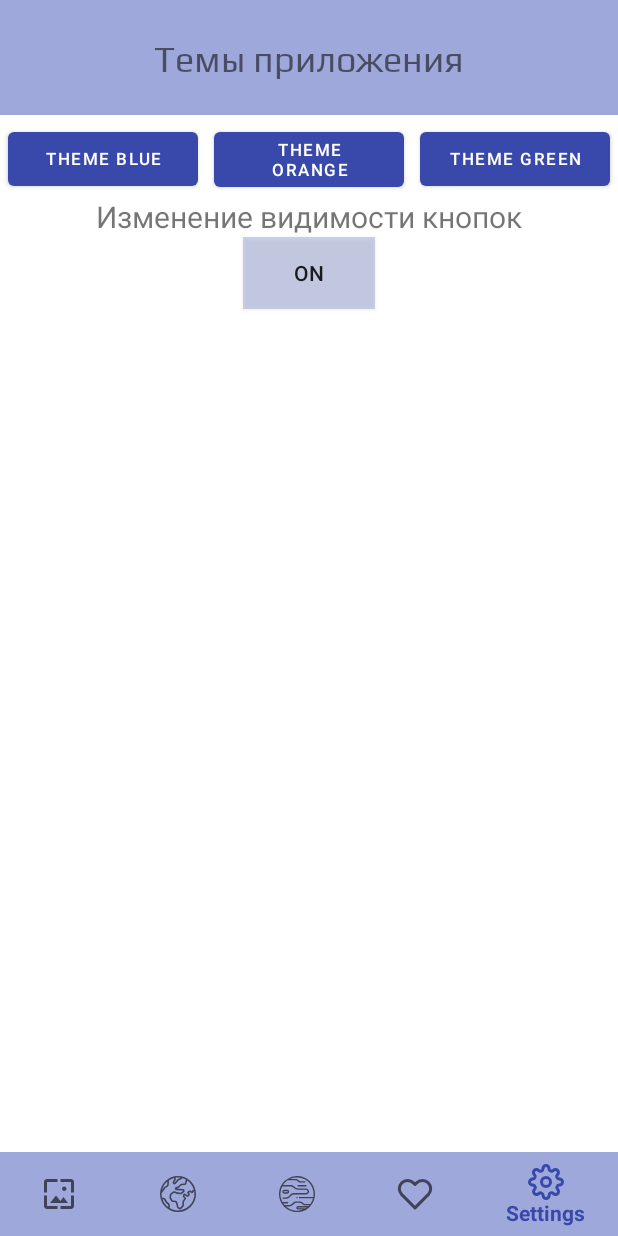
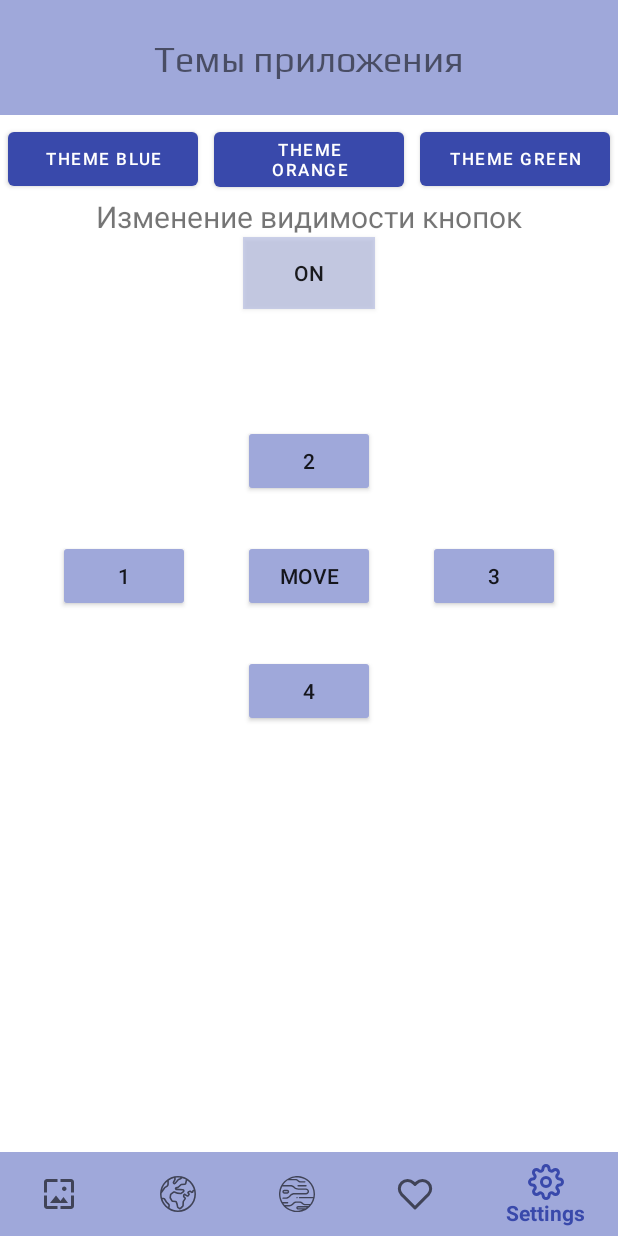
Before and after one commit to MatUHub/MaterialDesignLesson, an Android app: the screen it shows after launch (MainActivity), item 5 of the bottom bar chosen, on a phone screen of 412 x 824 dp. Run offline under Robolectric (Android 15) with nearby library versions, the phone set to English and light mode, and no system bars; pictures from the network do not load; Roboto replaces fonts that are not available here.

Commit message:
[Lesson 4] Добавлен MotionLayout по нажатю кнопки MOVE

```diff
--- a/app/src/main/res/layout/fragment_settings.xml
+++ b/app/src/main/res/layout/fragment_settings.xml
@@ -5,6 +5,7 @@
     android:layout_width="match_parent"
     android:layout_height="match_parent"
     android:orientation="vertical">
+
 
 
     <androidx.appcompat.widget.AppCompatTextView
@@ -29,11 +30,12 @@
         app:constraint_referenced_ids="themeButton1, themeButton2, themeButton3"/>
 
     <androidx.constraintlayout.widget.Guideline
-        android:id="@+id/guideline"
+        android:id="@+id/guideline8"
         android:layout_width="wrap_content"
         android:layout_height="wrap_content"
         android:orientation="vertical"
         app:layout_constraintGuide_percent="0.5"/>
+
 
     <androidx.constraintlayout.widget.Barrier
         android:id="@+id/barrier1"
@@ -93,8 +95,8 @@
         android:fontFamily="@font/aldrich"
         android:text="Изменение видимости кнопок"
         android:textSize="20dp"
-        app:layout_constraintEnd_toStartOf="@+id/guideline"
-        app:layout_constraintStart_toStartOf="@+id/guideline"
+        app:layout_constraintEnd_toStartOf="@+id/guideline8"
+        app:layout_constraintStart_toStartOf="@+id/guideline8"
         app:layout_constraintTop_toBottomOf="@+id/themeButton2" />
 
     <androidx.appcompat.widget.AppCompatButton
@@ -102,10 +104,115 @@
         android:id="@+id/buttonVisibility"
         android:layout_width="wrap_content"
         android:layout_height="wrap_content"
-        app:layout_constraintEnd_toStartOf="@+id/guideline"
+        app:layout_constraintEnd_toStartOf="@+id/guideline8"
         app:layout_constraintHorizontal_bias="0.284"
-        app:layout_constraintStart_toStartOf="@+id/guideline"
+        app:layout_constraintStart_toStartOf="@+id/guideline8"
         app:layout_constraintTop_toBottomOf="@+id/textVisibility" />
 
 
+    <androidx.constraintlayout.motion.widget.MotionLayout
+        android:id="@+id/motionLayout"
+        android:layout_width="match_parent"
+        android:layout_height="match_parent"
+        app:layoutDescription="@xml/motion_scene"
+        tools:layout_editor_absoluteX="106dp"
+        tools:layout_editor_absoluteY="-27dp">
+
+        <androidx.constraintlayout.widget.Guideline
+            android:id="@+id/guideline"
+            android:layout_width="wrap_content"
+            android:layout_height="wrap_content"
+            android:orientation="vertical"
+            app:layout_constraintGuide_percent="0.5"/>
+
+
+        <androidx.constraintlayout.widget.Guideline
+            android:id="@+id/guideline1"
+            android:layout_width="wrap_content"
+            android:layout_height="wrap_content"
+            android:orientation="horizontal"
+            app:layout_constraintGuide_percent="0.5"/>
+
+        <androidx.constraintlayout.widget.Guideline
+            android:id="@+id/guideline2"
+            android:layout_width="wrap_content"
+            android:layout_height="wrap_content"
+            android:orientation="horizontal"
+            app:layout_constraintGuide_percent="0.4"/>
+
+        <androidx.constraintlayout.widget.Guideline
+            android:id="@+id/guideline3"
+            android:layout_width="wrap_content"
+            android:layout_height="wrap_content"
+            android:orientation="horizontal"
+            app:layout_constraintGuide_percent="0.6"/>
+
+        <androidx.constraintlayout.widget.Guideline
+            android:id="@+id/guideline4"
+            android:layout_width="wrap_content"
+            android:layout_height="wrap_content"
+            android:orientation="vertical"
+            app:layout_constraintGuide_percent="0.2"/>
+
+        <androidx.constraintlayout.widget.Guideline
+            android:id="@+id/guideline5"
+            android:layout_width="wrap_content"
+            android:layout_height="wrap_content"
+            android:orientation="vertical"
+            app:layout_constraintGuide_percent="0.8"/>
+
+        <androidx.appcompat.widget.AppCompatButton
+            android:id="@+id/buttonConstrainSet"
+            android:layout_width="wrap_content"
+            android:layout_height="wrap_content"
+            android:text="Move"
+            app:layout_constraintBottom_toTopOf="@+id/guideline1"
+            app:layout_constraintEnd_toStartOf="@+id/guideline"
+            app:layout_constraintStart_toStartOf="@+id/guideline"
+            app:layout_constraintTop_toTopOf="@+id/guideline1"
+            tools:layout_editor_absoluteX="162dp"
+            tools:layout_editor_absoluteY="341dp" />
+
+        <androidx.appcompat.widget.AppCompatButton
+            android:id="@+id/button2"
+            android:layout_width="wrap_content"
+            android:layout_height="wrap_content"
+            android:text="2"
+            app:layout_constraintBottom_toTopOf="@+id/guideline1"
+            app:layout_constraintEnd_toStartOf="@+id/guideline5"
+            app:layout_constraintStart_toStartOf="@+id/guideline5"
+            app:layout_constraintTop_toTopOf="@+id/guideline1" />
+
+        <androidx.appcompat.widget.AppCompatButton
+            android:id="@+id/button3"
+            android:layout_width="wrap_content"
+            android:layout_height="wrap_content"
+            android:text="3"
+            app:layout_constraintBottom_toTopOf="@+id/guideline3"
+            app:layout_constraintEnd_toStartOf="@+id/guideline"
+            app:layout_constraintStart_toStartOf="@+id/guideline"
+            app:layout_constraintTop_toTopOf="@+id/guideline3" />
+
+        <androidx.appcompat.widget.AppCompatButton
+            android:id="@+id/button4"
+            android:layout_width="wrap_content"
+            android:layout_height="wrap_content"
+            android:text="4"
+            app:layout_constraintBottom_toTopOf="@+id/guideline1"
+            app:layout_constraintEnd_toStartOf="@+id/guideline4"
+            app:layout_constraintStart_toStartOf="@+id/guideline4"
+            app:layout_constraintTop_toTopOf="@+id/guideline1" />
+
+        <androidx.appcompat.widget.AppCompatButton
+            android:id="@+id/button1"
+            android:layout_width="wrap_content"
+            android:layout_height="wrap_content"
+            android:text="1"
+            app:layout_constraintBottom_toTopOf="@+id/guideline2"
+            app:layout_constraintEnd_toStartOf="@+id/guideline"
+            app:layout_constraintHorizontal_bias="1.0"
+            app:layout_constraintStart_toStartOf="@+id/guideline"
+            app:layout_constraintTop_toTopOf="@+id/guideline2"
+            app:layout_constraintVertical_bias="0.583" />
+    </androidx.constraintlayout.motion.widget.MotionLayout>
 </androidx.constraintlayout.widget.ConstraintLayout>
--- /dev/null
+++ b/app/src/main/res/xml/motion_scene.xml
@@ -0,0 +1,101 @@
+<?xml version="1.0" encoding="utf-8"?>
+<MotionScene xmlns:android="http://schemas.android.com/apk/res/android"
+    xmlns:app="http://schemas.android.com/apk/res-auto"
+    android:layout_width="match_parent"
+    android:layout_height="match_parent">
+
+    <ConstraintSet
+        android:id="@+id/finish"
+        >
+<Constraint android:id="@+id/button1"
+    android:layout_width="wrap_content"
+    android:layout_height="wrap_content"
+    android:text="1"
+    app:layout_constraintBottom_toTopOf="@+id/guideline2"
+    app:layout_constraintEnd_toStartOf="@+id/guideline"
+    app:layout_constraintStart_toStartOf="@+id/guideline"
+    app:layout_constraintTop_toTopOf="@+id/guideline2"
+    app:layout_constraintVertical_bias="0.395"
+    app:layout_constraintHorizontal_bias="1.0" />
+<Constraint
+    android:id="@+id/button2"
+    android:layout_width="wrap_content"
+    android:layout_height="wrap_content"
+    android:text="2"
+    app:layout_constraintBottom_toTopOf="@+id/guideline1"
+    app:layout_constraintEnd_toStartOf="@+id/guideline5"
+    app:layout_constraintStart_toStartOf="@+id/guideline5"
+    app:layout_constraintTop_toTopOf="@+id/guideline1"/>
+<Constraint
+    android:id="@+id/button3"
+    android:layout_width="wrap_content"
+    android:layout_height="wrap_content"
+    android:text="3"
+    app:layout_constraintBottom_toTopOf="@+id/guideline3"
+    app:layout_constraintEnd_toStartOf="@+id/guideline"
+    app:layout_constraintStart_toStartOf="@+id/guideline"
+    app:layout_constraintTop_toTopOf="@+id/guideline3"/>
+<Constraint
+    android:id="@+id/button4"
+    android:layout_width="wrap_content"
+    android:layout_height="wrap_content"
+    android:text="4"
+    app:layout_constraintBottom_toTopOf="@+id/guideline1"
+    app:layout_constraintEnd_toStartOf="@+id/guideline4"
+    app:layout_constraintStart_toStartOf="@+id/guideline4"
+    app:layout_constraintTop_toTopOf="@+id/guideline1"/>
+
+    </ConstraintSet>
+
+    <ConstraintSet
+        android:id="@+id/start"
+        >
+        <Constraint android:id="@+id/button1"
+            android:layout_width="wrap_content"
+            android:layout_height="wrap_content"
+            android:text="1"
+            app:layout_constraintBottom_toTopOf="@+id/guideline1"
+            app:layout_constraintEnd_toStartOf="@+id/guideline4"
+            app:layout_constraintStart_toStartOf="@+id/guideline4"
+            app:layout_constraintTop_toTopOf="@+id/guideline1"
+            />
+        <Constraint
+            android:id="@+id/button2"
+            android:layout_width="wrap_content"
+            android:layout_height="wrap_content"
+            android:text="2"
+            app:layout_constraintBottom_toTopOf="@+id/guideline2"
+            app:layout_constraintEnd_toStartOf="@+id/guideline"
+            app:layout_constraintStart_toStartOf="@+id/guideline"
+            app:layout_constraintTop_toTopOf="@+id/guideline2"
+            />
+        <Constraint
+            android:id="@+id/button3"
+            android:layout_width="wrap_content"
+            android:layout_height="wrap_content"
+            android:text="3"
+            app:layout_constraintBottom_toTopOf="@+id/guideline1"
+            app:layout_constraintEnd_toStartOf="@+id/guideline5"
+            app:layout_constraintStart_toStartOf="@+id/guideline5"
+            app:layout_constraintTop_toTopOf="@+id/guideline1"
+            />
+        <Constraint
+            android:id="@+id/button4"
+            android:layout_width="wrap_content"
+            android:layout_height="wrap_content"
+            android:text="4"
+            app:layout_constraintBottom_toTopOf="@+id/guideline3"
+            app:layout_constraintEnd_toStartOf="@+id/guideline"
+            app:layout_constraintStart_toStartOf="@+id/guideline"
+            app:layout_constraintTop_toTopOf="@+id/guideline3"
+            />
+
+    </ConstraintSet>
+
+    <Transition
+        app:constraintSetEnd="@+id/finish"
+        app:constraintSetStart="@+id/start"
+        app:duration="2000">
+<OnClick app:targetId="@+id/buttonConstrainSet"/>
+    </Transition>
+</MotionScene>
```
